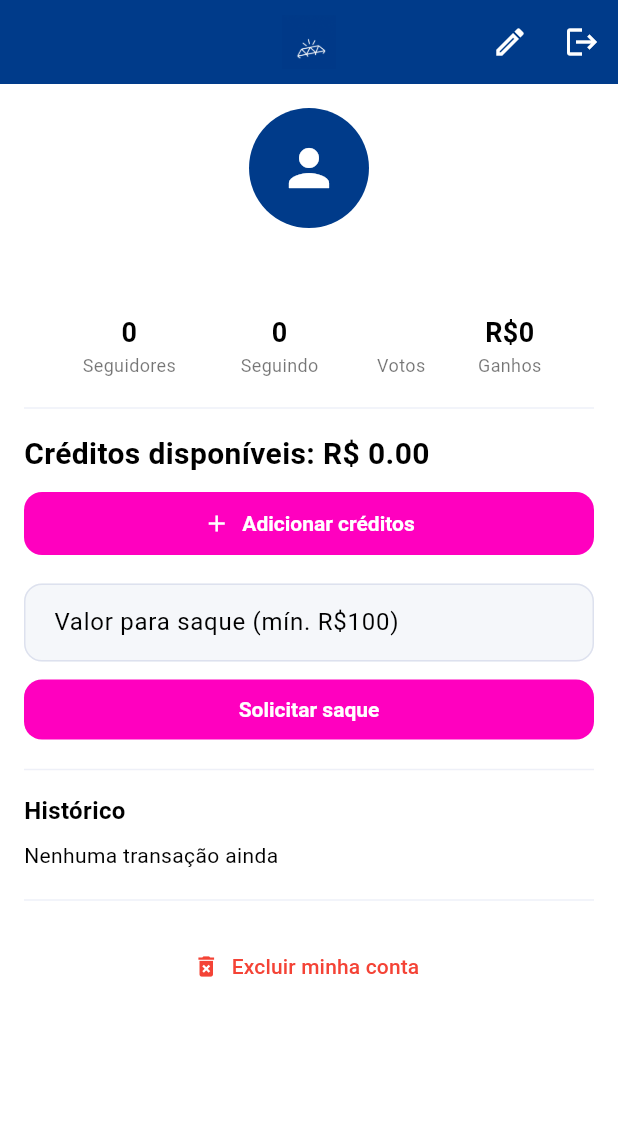
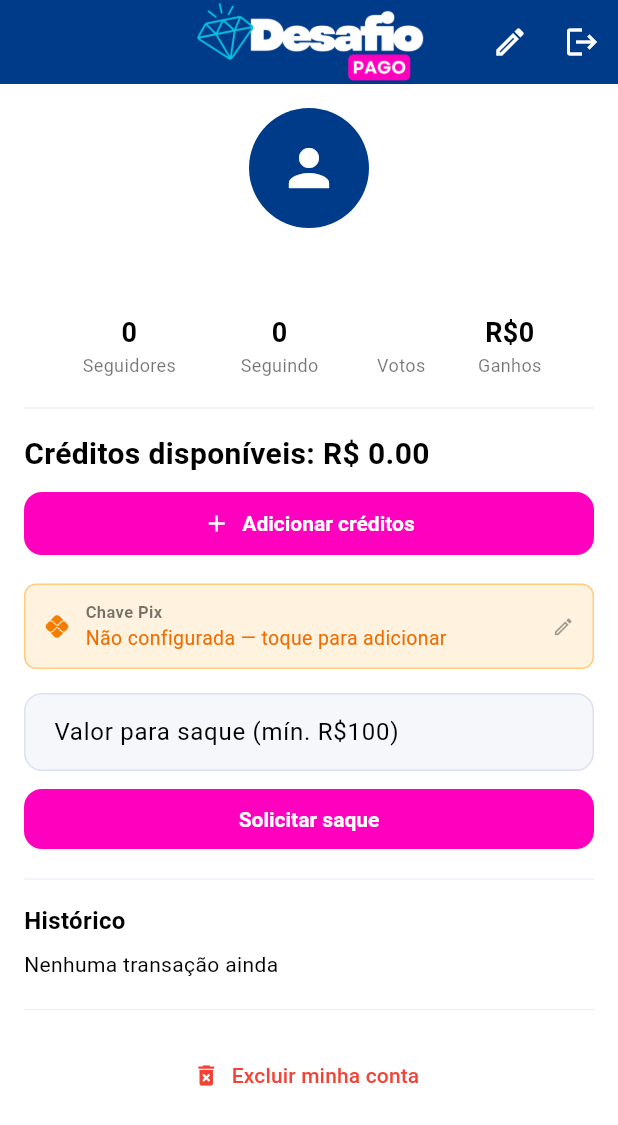
Before and after one commit to gustavotinti/desafio-pago, a Flutter app: the ProfilePage screen opened directly, on a phone screen of 412 x 824 dp. Shown: the top 1125 px of the screen. Run offline on Flutter 3.47's test engine with Material 3 defaults, Android fonts, the phone set to English and light mode, and no system bars; our stand-ins replace cloud_firestore, cloud_functions, firebase_auth, firebase_core, firebase_messaging, firebase_storage and 1 more; missing offline and left inert: screen_protector; accounts and stored records are empty; Roboto replaces fonts that are missing (Garet).

Commit message:
feat: fix logo consistency, web layout and add visible Pix key
Logo:
- Home logo slightly bigger (height 45→52, width 200→220)
- Rankings and Profile now use same 2.png static logo as home
  (previously used a different horizontal GIF at height 36)

WebFrame (680px max-width on web) added to all missing pages:
- profile_page, rankings_page, edit_profile_page
- user_profile_page, followers_page
- topup_page, payment_page

Pix key UX:
- Add tappable Pix key card directly on the profile page so users
  can see and configure their key without hunting for the edit button
  (orange when not set, green when configured)

Co-Authored-By: Claude Sonnet 4.6 <noreply@anthropic.com>

```diff
--- a/apps/mobile/lib/features/auth/presentation/home_page.dart
+++ b/apps/mobile/lib/features/auth/presentation/home_page.dart
@@ -90,8 +90,8 @@ class _HomePageState extends State<HomePage>
           duration: const Duration(milliseconds: 500),
           child: SizedBox(
             key: ValueKey(_logoSettled),
-            height: 45,
-            width: 200,
+            height: 52,
+            width: 220,
             child: Image.asset(
               _logoSettled
                   ? 'assets/images/2.png'
--- a/apps/mobile/lib/features/auth/presentation/profile_page.dart
+++ b/apps/mobile/lib/features/auth/presentation/profile_page.dart
@@ -3,6 +3,7 @@ import 'package:firebase_auth/firebase_auth.dart';
 import 'package:cloud_firestore/cloud_firestore.dart';
 import 'package:cloud_functions/cloud_functions.dart';
 
+import '../../../core/widgets/web_frame.dart';
 import '../../withdrawals/infrastructure/withdraw_repository.dart';
 import '../../finance/infrastructure/get_transactions.dart';
 import '../../users/presentation/edit_profile_page.dart';
@@ -154,10 +155,13 @@ class _ProfilePageState extends State<ProfilePage> {
 
     return Scaffold(
       appBar: AppBar(
-        title: Image.asset(
-          'assets/images/logo_anim_h_dark.gif',
-          height: 36,
-          fit: BoxFit.contain,
+        title: SizedBox(
+          height: 52,
+          width: 220,
+          child: Image.asset(
+            'assets/images/2.png',
+            fit: BoxFit.contain,
+          ),
         ),
         actions: [
           IconButton(
@@ -186,7 +190,8 @@ class _ProfilePageState extends State<ProfilePage> {
           ),
         ],
       ),
-      body: ListView(
+      body: WebFrame(
+        child: ListView(
         padding: const EdgeInsets.all(16),
         children: [
           // — Header —
@@ -301,6 +306,81 @@ class _ProfilePageState extends State<ProfilePage> {
           ),
           const SizedBox(height: 16),
 
+          // — Chave Pix —
+          InkWell(
+            onTap: () async {
+              final updated = await Navigator.push<bool>(
+                context,
+                MaterialPageRoute(
+                  builder: (_) => EditProfilePage(
+                    currentName: name,
+                    currentBio: bio,
+                    currentPixKey: pixKey,
+                    currentPhotoUrl: photoUrl,
+                    pixLocked: lockedBalance > 0,
+                  ),
+                ),
+              );
+              if (updated == true) _load();
+            },
+            borderRadius: BorderRadius.circular(8),
+            child: Container(
+              padding:
+                  const EdgeInsets.symmetric(horizontal: 12, vertical: 10),
+              decoration: BoxDecoration(
+                color: pixKey.isEmpty
+                    ? Colors.orange.shade50
+                    : Colors.green.shade50,
+                borderRadius: BorderRadius.circular(8),
+                border: Border.all(
+                  color: pixKey.isEmpty
+                      ? Colors.orange.shade200
+                      : Colors.green.shade200,
+                ),
+              ),
+              child: Row(
+                children: [
+                  Icon(
+                    Icons.pix,
+                    size: 18,
+                    color: pixKey.isEmpty
+                        ? Colors.orange.shade700
+                        : Colors.green.shade700,
+                  ),
+                  const SizedBox(width: 10),
+                  Expanded(
+                    child: Column(
+                      crossAxisAlignment: CrossAxisAlignment.start,
+                      children: [
+                        const Text(
+                          'Chave Pix',
+                          style: TextStyle(
+                              fontSize: 11,
+                              fontWeight: FontWeight.w600,
+                              color: Colors.black54),
+                        ),
+                        Text(
+                          pixKey.isEmpty
+                              ? 'Não configurada — toque para adicionar'
+                              : pixKey,
+                          style: TextStyle(
+                            fontSize: 13,
+                            color: pixKey.isEmpty
+                                ? Colors.orange.shade800
+                                : Colors.black87,
+                          ),
+                        ),
+                      ],
+                    ),
+                  ),
+                  const Icon(Icons.edit_outlined,
+                      size: 15, color: Colors.black38),
+                ],
+              ),
+            ),
+          ),
+          const SizedBox(height: 16),
+
           // — Saque —
           TextField(
             controller: _amountController,
@@ -348,6 +428,7 @@ class _ProfilePageState extends State<ProfilePage> {
           ),
           const SizedBox(height: 16),
         ],
+        ),
       ),
     );
   }
--- a/apps/mobile/lib/features/payments/presentation/payment_page.dart
+++ b/apps/mobile/lib/features/payments/presentation/payment_page.dart
@@ -3,6 +3,8 @@ import 'dart:convert';
 import 'package:flutter/material.dart';
 import 'package:flutter/services.dart';
 import 'package:cloud_firestore/cloud_firestore.dart';
+
+import '../../../core/widgets/web_frame.dart';
 
 class PaymentPage extends StatefulWidget {
   final String paymentId;
@@ -96,7 +98,8 @@ class _PaymentPageState extends State<PaymentPage> {
 
     return Scaffold(
       appBar: AppBar(title: const Text('Pagar via Pix')),
-      body: SingleChildScrollView(
+      body: WebFrame(
+        child: SingleChildScrollView(
         padding: const EdgeInsets.all(24),
         child: Column(
           children: [
@@ -139,6 +142,7 @@ class _PaymentPageState extends State<PaymentPage> {
               _CountdownTimer(expiresAt: widget.expiresAt),
             ],
           ],
+        ),
         ),
       ),
     );
--- a/apps/mobile/lib/features/payments/presentation/topup_page.dart
+++ b/apps/mobile/lib/features/payments/presentation/topup_page.dart
@@ -1,5 +1,6 @@
 import 'package:flutter/material.dart';
 
+import '../../../core/widgets/web_frame.dart';
 import 'payment_page.dart';
 import '../infrastructure/payment_repository.dart';
 
@@ -64,7 +65,8 @@ class _TopUpPageState extends State<TopUpPage> {
   Widget build(BuildContext context) {
     return Scaffold(
       appBar: AppBar(title: const Text('Adicionar créditos')),
-      body: Padding(
+      body: WebFrame(
+        child: Padding(
         padding: const EdgeInsets.all(24),
         child: Column(
           crossAxisAlignment: CrossAxisAlignment.start,
@@ -106,6 +108,7 @@ class _TopUpPageState extends State<TopUpPage> {
             ),
           ],
         ),
+        ),
       ),
     );
   }
--- a/apps/mobile/lib/features/users/presentation/edit_profile_page.dart
+++ b/apps/mobile/lib/features/users/presentation/edit_profile_page.dart
@@ -2,6 +2,7 @@ import 'package:flutter/material.dart';
 import 'package:firebase_auth/firebase_auth.dart';
 import 'package:image_picker/image_picker.dart';
 
+import '../../../core/widgets/web_frame.dart';
 import '../infrastructure/update_profile_repository.dart';
 
 class EditProfilePage extends StatefulWidget {
@@ -118,7 +119,8 @@ class _EditProfilePageState extends State<EditProfilePage> {
           ),
         ],
       ),
-      body: SingleChildScrollView(
+      body: WebFrame(
+        child: SingleChildScrollView(
         padding: const EdgeInsets.all(20),
         child: Column(
           crossAxisAlignment: CrossAxisAlignment.stretch,
@@ -193,6 +195,7 @@ class _EditProfilePageState extends State<EditProfilePage> {
             ),
           ],
         ),
+        ),
       ),
     );
   }
--- a/apps/mobile/lib/features/users/presentation/followers_page.dart
+++ b/apps/mobile/lib/features/users/presentation/followers_page.dart
@@ -1,6 +1,7 @@
 import 'package:flutter/material.dart';
 import 'package:cloud_firestore/cloud_firestore.dart';
 
+import '../../../core/widgets/web_frame.dart';
 import 'user_profile_page.dart';
 
 enum FollowType { followers, following }
@@ -25,7 +26,8 @@ class FollowersPage extends StatelessWidget {
       appBar: AppBar(
         title: Text(isFollowers ? 'Seguidores' : 'Seguindo'),
       ),
-      body: StreamBuilder<QuerySnapshot>(
+      body: WebFrame(
+        child: StreamBuilder<QuerySnapshot>(
         stream: FirebaseFirestore.instance
             .collection('follows')
             .where(filterField, isEqualTo: userId)
@@ -96,6 +98,7 @@ class FollowersPage extends StatelessWidget {
             },
           );
         },
+        ),
       ),
     );
   }
--- a/apps/mobile/lib/features/users/presentation/user_profile_page.dart
+++ b/apps/mobile/lib/features/users/presentation/user_profile_page.dart
@@ -2,6 +2,7 @@ import 'package:flutter/material.dart';
 import 'package:firebase_auth/firebase_auth.dart';
 import 'package:cloud_firestore/cloud_firestore.dart';
 
+import '../../../core/widgets/web_frame.dart';
 import '../infrastructure/follow_repository.dart';
 import 'followers_page.dart';
 
@@ -90,7 +91,8 @@ class _UserProfilePageState extends State<UserProfilePage> {
       appBar: AppBar(title: Text(name)),
       body: !_dataLoaded
           ? const Center(child: CircularProgressIndicator())
-          : ListView(
+          : WebFrame(
+              child: ListView(
               padding: const EdgeInsets.all(16),
               children: [
                 // — Avatar + nome + bio —
@@ -162,6 +164,7 @@ class _UserProfilePageState extends State<UserProfilePage> {
                   ],
                 ),
               ],
+              ),
             ),
     );
   }
```
Also changed, not shown: apps/mobile/lib/features/users/presentation/rankings_page.dart (+15 -9 lines).
